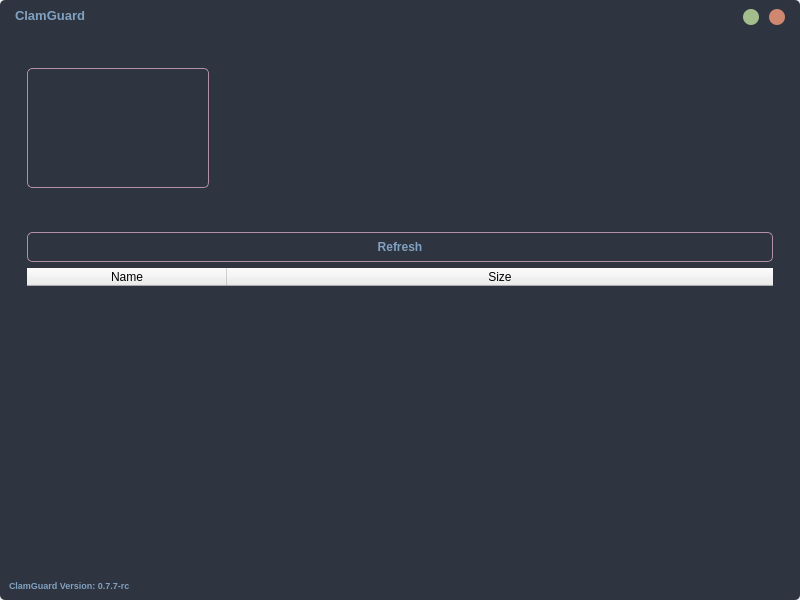
This is mainWindow.ui in 5trange/ClamGuard as Qt 5 draws it before an edit. The edited form follows.
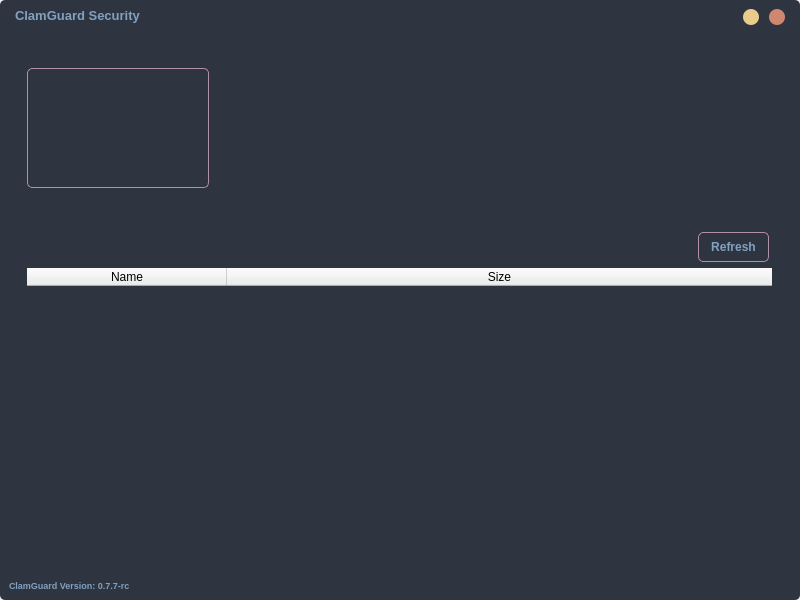
This is the edited form. The open tabs and pages were chosen to show the change. Icons and pictures are not drawn.

The edit to the form file:
```diff
--- a/mainWindow.ui
+++ b/mainWindow.ui
@@ -139,7 +139,7 @@
                 <string notr="true">color: #81a1c1;</string>
                </property>
                <property name="text">
-                <string>ClamGuard</string>
+                <string>ClamGuard Security</string>
                </property>
               </widget>
              </item>
@@ -180,14 +180,14 @@
 {
 	border:none;
 	border-radius: 8px;
-	background-color: #a3be8c;
-}
-
-QPushButton:hover
-{
-	
 	background-color: #ebcb8b;
 }
+
+QPushButton:hover
+{
+	
+	background-color: #a3be8c;
+}
 </string>
                </property>
                <property name="text">
@@ -1688,9 +1688,15 @@
                 <property name="frameShadow">
                  <enum>QFrame::Raised</enum>
                 </property>
-                <layout class="QVBoxLayout" name="verticalLayout_9">
-                 <item>
                   <widget class="QPushButton" name="quarantineRefresh">
+                 <property name="geometry">
+                  <rect>
+                   <x>680</x>
+                   <y>9</y>
+                   <width>71</width>
+                   <height>30</height>
+                  </rect>
+                 </property>
                    <property name="minimumSize">
                     <size>
                      <width>0</width>
@@ -1724,9 +1730,15 @@
                     <string>Refresh</string>
                    </property>
                   </widget>
-                 </item>
-                 <item>
                   <widget class="QTableWidget" name="quarantineView">
+                 <property name="geometry">
+                  <rect>
+                   <x>9</x>
+                   <y>45</y>
+                   <width>745</width>
+                   <height>275</height>
+                  </rect>
+                 </property>
                    <property name="styleSheet">
                     <string notr="true">QTableWidget
 { 
@@ -1758,8 +1770,6 @@
                     </property>
                    </column>
                   </widget>
-                 </item>
-                </layout>
                </widget>
               </item>
              </layout>
```
Left out of the diff: 2 changed lines with no effect on the pictures. Lines whose indentation alone changed are shown as unchanged.
